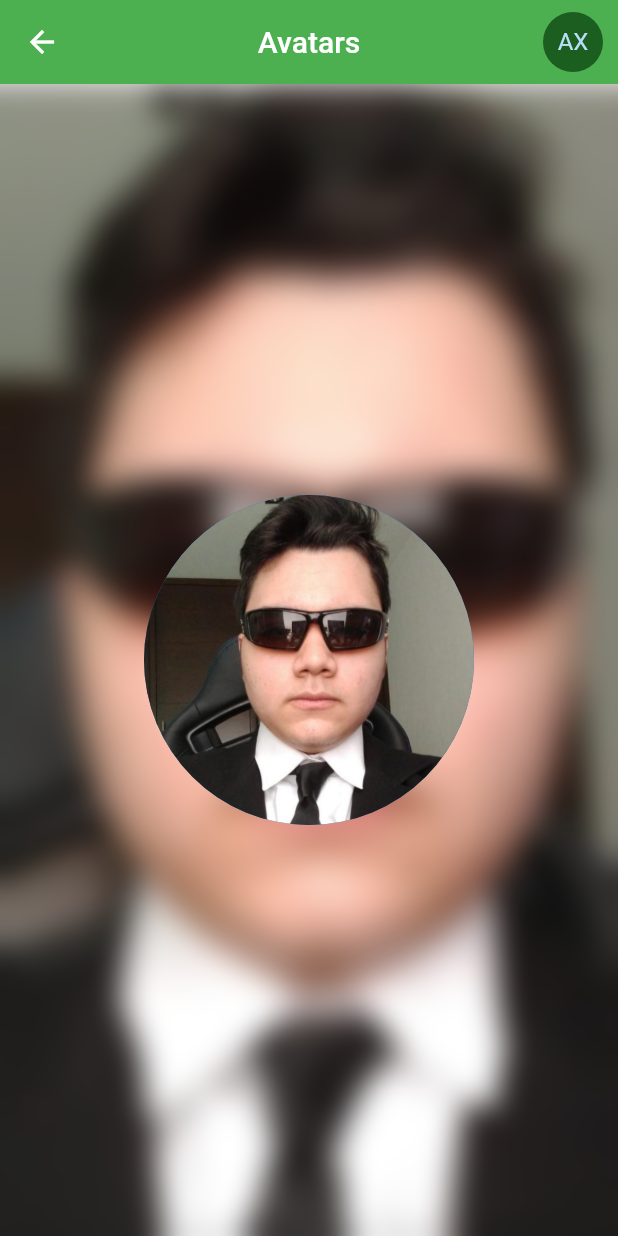
After one commit to AlvaroBishop/widgets-display-Flutter, a Flutter app: the AvatarScreen screen opened by its route, on a phone screen of 412 x 824 dp. The commit adds this screen. Run offline on Flutter 3.47's test engine with Material 2 defaults, Android fonts, the phone set to English and light mode, and no system bars.

Commit message:
avatar screen added to the project

```diff
--- a/lib/router/app_routes.dart
+++ b/lib/router/app_routes.dart
@@ -12,6 +12,7 @@ class AppRoutes {
     MenuOptions(route: 'listview2', name: 'Listview tipo 2', screen: const ListView2Screen(), icon: Icons.list),
     MenuOptions(route: 'alert', name: 'Alertas', screen: const AlertScreen(), icon: Icons.add_alert_rounded),
     MenuOptions(route: 'card', name: 'Tarjetas', screen: const CardScreen(), icon: Icons.credit_card_rounded),
+    MenuOptions(route: 'avatar', name: 'Circle Avatar', screen: const AvatarScreen(), icon: Icons.supervised_user_circle_outlined),
 
   ];
 
--- /dev/null
+++ b/lib/screens/avatar_screen.dart
@@ -0,0 +1,50 @@
+import 'dart:ui';
+import 'package:flutter/material.dart';
+
+class AvatarScreen extends StatelessWidget {
+  const AvatarScreen({Key? key}) : super(key: key);
+
+  @override
+  Widget build(BuildContext context) {
+    return Scaffold(
+      appBar: AppBar(
+        title: const Text(
+          'Avatars',
+        ),
+        elevation: 0,
+        actions: [
+          Container(
+            margin: const EdgeInsets.only(right: 10),
+            child: CircleAvatar(
+              backgroundColor: Colors.green[900],
+              child: const Text('AX'),
+            ),
+          )
+        ],
+      ),
+      body: Center(
+        child: Container(
+          decoration: const BoxDecoration(
+              image: DecorationImage(
+                  image: AssetImage('assets/AX.jpg'), fit: BoxFit.cover)),
+          child: BackdropFilter(
+            filter: ImageFilter.blur(sigmaX: 10, sigmaY: 10),
+            child: Column(
+              mainAxisAlignment: MainAxisAlignment.center,
+              children: [
+                Container(
+                  decoration:
+                      BoxDecoration(color: Colors.white.withOpacity((0.0))),
+                ),
+                const CircleAvatar(
+                  maxRadius: 110,
+                  backgroundImage: AssetImage('assets/AX.jpg'),
+                )
+              ],
+            ),
+          ),
+        ),
+      ),
+    );
+  }
+}
--- a/lib/screens/screens.dart
+++ b/lib/screens/screens.dart
@@ -1,5 +1,7 @@
+
 export 'package:widgets_showdown/screens/alert_screen.dart';
 export 'package:widgets_showdown/screens/card_screen.dart';
 export 'package:widgets_showdown/screens/home_screen.dart';
 export 'package:widgets_showdown/screens/listview1_screen.dart';
 export 'package:widgets_showdown/screens/listview2_screen.dart';
+export 'package:widgets_showdown/screens/avatar_screen.dart';
--- a/pubspec.yaml
+++ b/pubspec.yaml
@@ -46,7 +46,7 @@ dev_dependencies:
   # activated in the `analysis_options.yaml` file located at the root of your
   # package. See that file for information about deactivating specific lint
   # rules and activating additional ones.
-  # flutter_lints: ^2.0.0
+  flutter_lints: ^2.0.0
 
 # For information on the generic Dart part of this file, see the
 # following page: https://dart.dev/tools/pub/pubspec
```
Also changed, not shown: lib/screens/alert_screen.dart (+60 -6 lines), lib/screens/card_screen.dart (+5 -5 lines), assets/AX.jpg (added), pubspec.lock.
